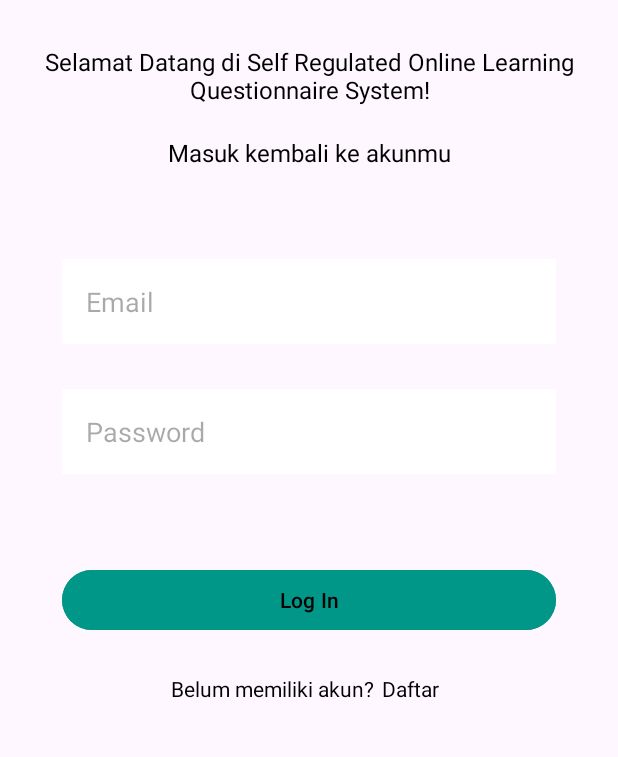
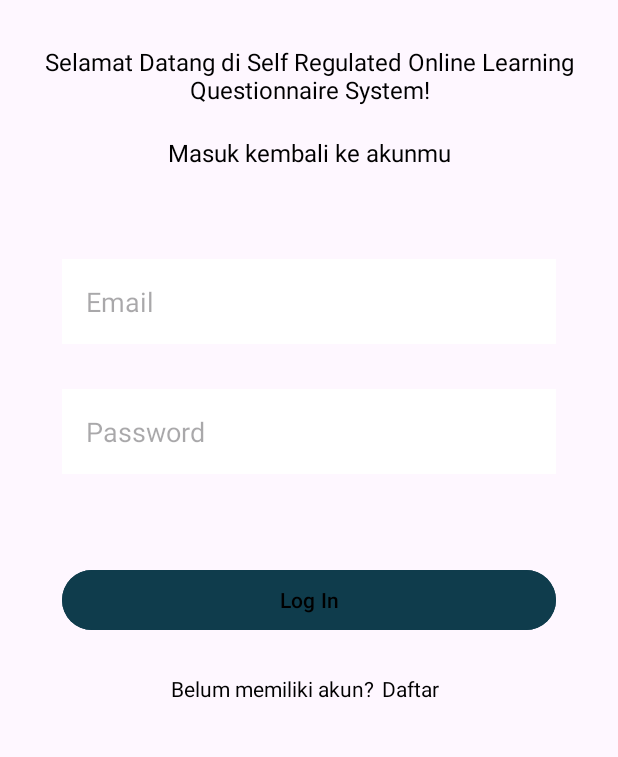
Before and after one commit to Mobile-SRLQS/Frontend-SRLQS, an Android app: the LoginActivity screen opened directly, with no data from a screen before it, on a phone screen of 412 x 824 dp, the part 246-1003 px from its top. Run offline under Robolectric (Android 15) with nearby library versions, the phone set to English and light mode, and no system bars.

Commit message:
UI/UX: fix login and register

```diff
--- a/app/src/main/res/layout/activity_login.xml
+++ b/app/src/main/res/layout/activity_login.xml
@@ -87,7 +87,7 @@
         android:layout_width="0dp"
         android:layout_height="wrap_content"
         android:layout_marginTop="60dp"
-        android:backgroundTint="@color/green"
+        android:backgroundTint="@color/dark_green"
         android:text="@string/button_login"
         android:textColor="@color/black"
         app:layout_constraintEnd_toEndOf="parent"
--- a/app/src/main/res/layout/activity_register.xml
+++ b/app/src/main/res/layout/activity_register.xml
@@ -7,7 +7,7 @@
     android:fillViewport="true">
 <androidx.constraintlayout.widget.ConstraintLayout
     android:layout_width="match_parent"
-    android:layout_height="match_parent"
+    android:layout_height="wrap_content"
     tools:context=".ui.authentication.register.RegisterActivity"
     android:background="@color/white">
 
```
